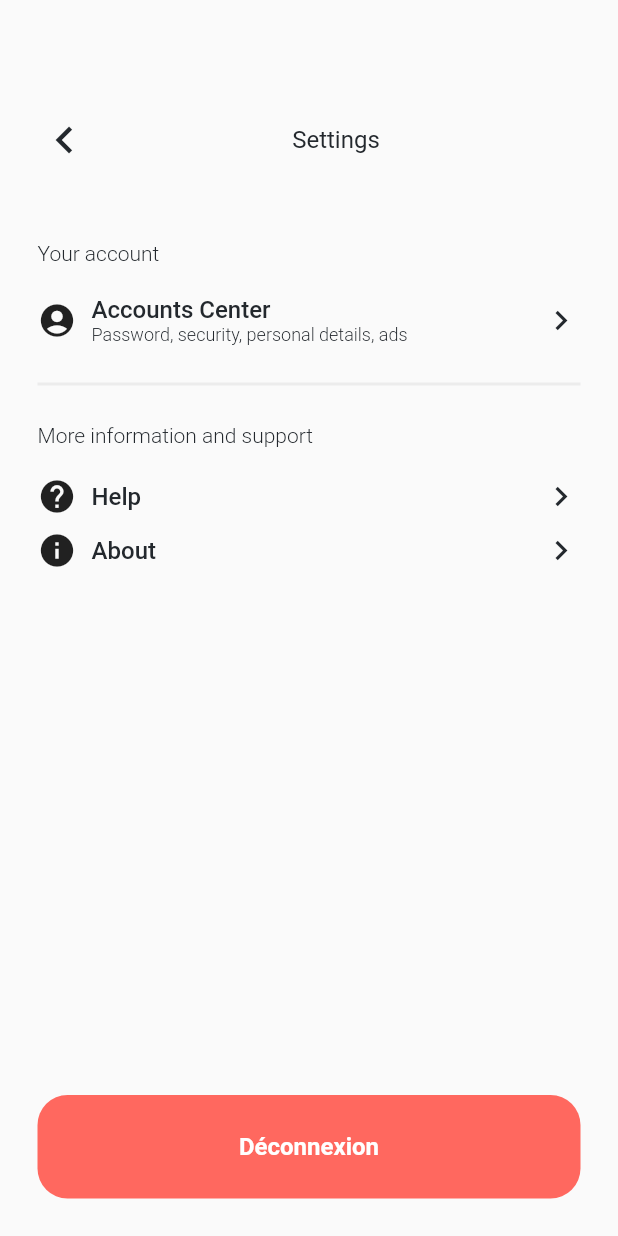
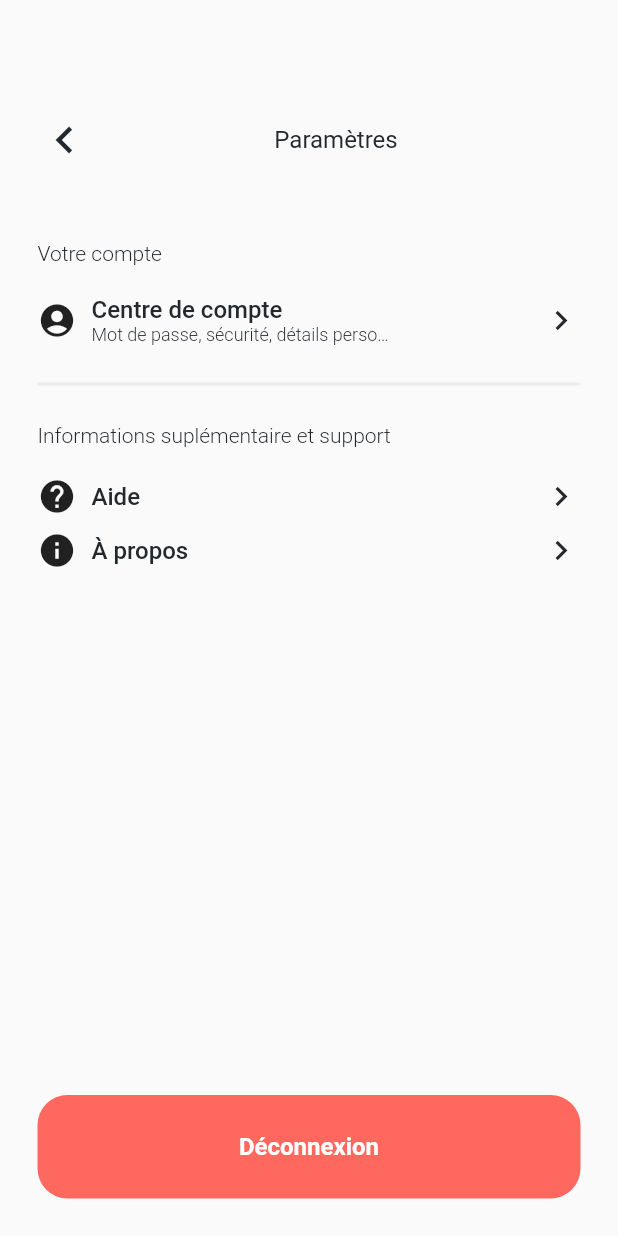
Before and after one commit to CLEMREP/Cartools, a Flutter app: the SettingsPage screen opened directly, on a phone screen of 412 x 824 dp. Run offline on Flutter 3.47's test engine with Material 2 defaults, Android fonts, the phone set to English and light mode, and no system bars; our stand-ins replace geolocator, shared_preferences; accounts and stored records are empty.

Commit message:
:sparkles: manage language settings page

```diff
--- a/frontend/lib/src/Views/component/settings/MoreInformationAndSupportComponent.dart
+++ b/frontend/lib/src/Views/component/settings/MoreInformationAndSupportComponent.dart
@@ -18,7 +18,7 @@ class _MoreInformationAndSupportComponentState extends State<MoreInformationAndS
             child: Row(
               mainAxisAlignment: MainAxisAlignment.spaceBetween,
               children: const [
-                Text('More information and support',
+                Text('Informations suplémentaire et support',
                   style: TextStyle(
                     color: ColorManager.secondary,
                     fontWeight: FontWeight.w300,
@@ -49,7 +49,7 @@ class _MoreInformationAndSupportComponentState extends State<MoreInformationAndS
                         child: Column(
                           crossAxisAlignment: CrossAxisAlignment.start,
                           children: const [
-                            Text('Help',
+                            Text('Aide',
                               style: TextStyle(
                                 color: ColorManager.secondary,
                                 fontWeight: FontWeight.w500,
@@ -90,7 +90,7 @@ class _MoreInformationAndSupportComponentState extends State<MoreInformationAndS
                         child: Column(
                           crossAxisAlignment: CrossAxisAlignment.start,
                           children: const [
-                            Text('About',
+                            Text('À propos',
                               style: TextStyle(
                                 color: ColorManager.secondary,
                                 fontWeight: FontWeight.w500,
--- a/frontend/lib/src/Views/component/settings/YourAccountComponent.dart
+++ b/frontend/lib/src/Views/component/settings/YourAccountComponent.dart
@@ -19,7 +19,7 @@ class _YourAccountComponentState extends State<YourAccountComponent> {
             child: Row(
               mainAxisAlignment: MainAxisAlignment.spaceBetween,
               children: const [
-                Text('Your account',
+                Text('Votre compte',
                   style: TextStyle(
                     color: ColorManager.secondary,
                     fontWeight: FontWeight.w300,
@@ -50,21 +50,23 @@ class _YourAccountComponentState extends State<YourAccountComponent> {
                         onTap: () async {
                         },
                         child: Container(
+                          width: 200,
                           child: Column(
                             crossAxisAlignment: CrossAxisAlignment.start,
                             children: const [
-                              Text('Accounts Center',
+                              Text('Centre de compte',
                                 style: TextStyle(
                                   color: ColorManager.secondary,
                                   fontWeight: FontWeight.w500,
                                   fontSize: 16,
                                 ),
                               ),
-                              Text('Password, security, personal details, ads',
+                              Text('Mot de passe, sécurité, détails personnel, publicités',
                                 style: TextStyle(
                                   color: ColorManager.secondary,
                                   fontSize: 12,
                                   fontWeight: FontWeight.w300,
+                                  overflow: TextOverflow.ellipsis,
                                 ),
                               ),
                             ],
--- a/frontend/lib/src/Views/page/CarburantPage.dart
+++ b/frontend/lib/src/Views/page/CarburantPage.dart
@@ -62,7 +62,7 @@ class _CarburantPageState extends State<CarburantPage> {
               ),
             ),
           ],
-          )
+        ),
       ),
     );
   }
--- a/frontend/lib/src/Views/page/SettingsPage.dart
+++ b/frontend/lib/src/Views/page/SettingsPage.dart
@@ -38,7 +38,7 @@ class _SettingsPageState extends State<SettingsPage> {
                       color: ColorManager.secondary,
                     ),
                   ),
-                  Text('Settings',
+                  const Text('Paramètres',
                     style: TextStyle(
                       color: ColorManager.secondary,
                       fontSize: 16,
```
Lines whose indentation alone changed are shown as unchanged.
